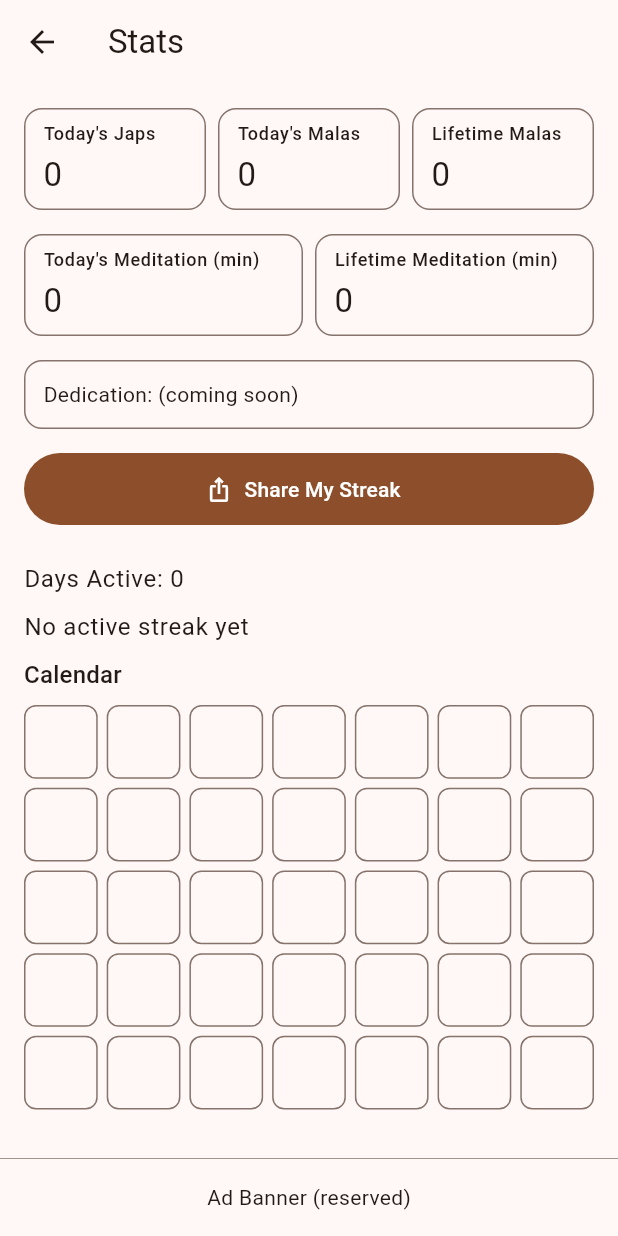
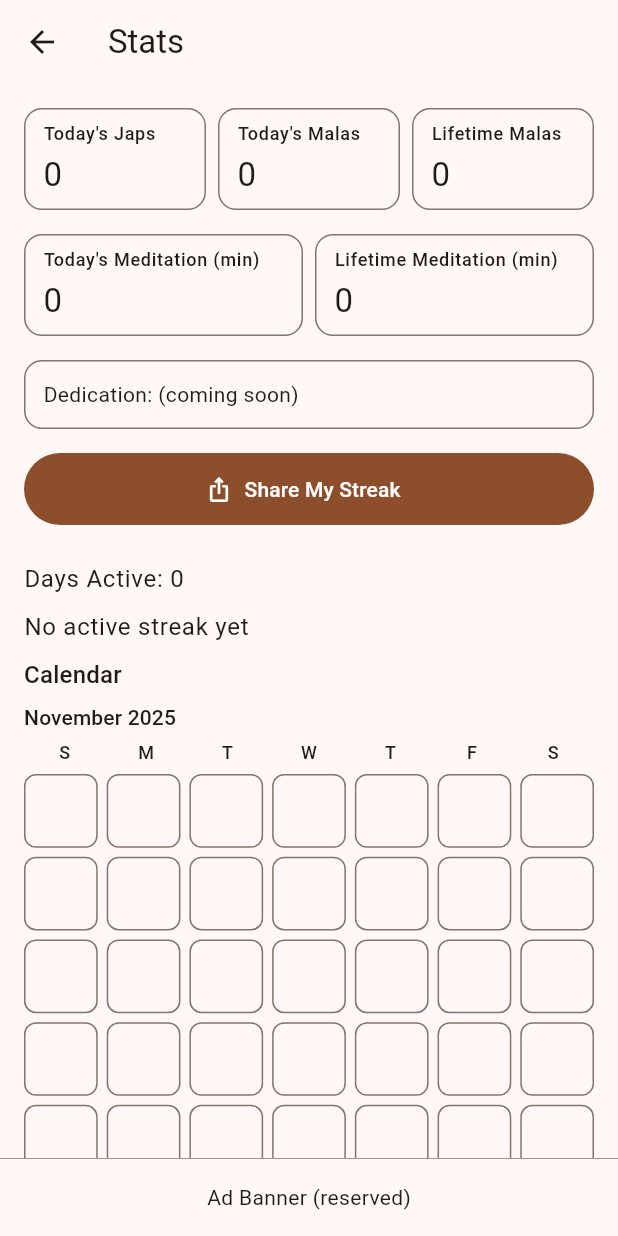
Before and after one commit to TusharSharmaaa/jap-counter, a Flutter app: the _StatsPage screen opened directly, on a phone screen of 412 x 824 dp. Run offline on Flutter 3.47's test engine with Material 3 defaults, Android fonts, the phone set to English and light mode, and no system bars; our stand-ins replace audioplayers, firebase_core, flutter_local_notifications, google_mobile_ads, package_info_plus, share_plus and 3 more; accounts and stored records are empty; network calls fail.

Commit message:
Stats: add month header and weekday labels above activity calendar

```diff
--- a/lib/app.dart
+++ b/lib/app.dart
@@ -592,11 +592,14 @@ class _StatsPageState extends State<_StatsPage> {
               ),
 
               // Calendar stub block (we'll wire real data/colors later)
-              // Calendar (last 35 days; colored when active)
+// Calendar (last 35 days; colored when active)
               Text("Calendar", style: Theme.of(context).textTheme.titleMedium),
-              const SizedBox(height: 8),
+              const SizedBox(height: 6),
+              const _CalendarHeader(),
+              const SizedBox(height: 6),
+              const _WeekdayRow(),
+              const SizedBox(height: 6),
               const _ActivityCalendar(days: 35),
-
             ],
       ),
         ),
@@ -727,7 +730,37 @@ class _ActivityCalendarState extends State<_ActivityCalendar> {
     );
   }
 }
+class _CalendarHeader extends StatelessWidget {
+  const _CalendarHeader();
 
+  static const _months = [
+    'January','February','March','April','May','June',
+    'July','August','September','October','November','December'
+  ];
+
+  @override
+  Widget build(BuildContext context) {
+    final now = DateTime.now();
+    final label = '${_months[now.month - 1]} ${now.year}';
+    return Text(label, style: Theme.of(context).textTheme.titleSmall);
+  }
+}
+
+class _WeekdayRow extends StatelessWidget {
+  const _WeekdayRow();
+
+  @override
+  Widget build(BuildContext context) {
+    const days = ['S','M','T','W','T','F','S'];
+    final style = Theme.of(context).textTheme.labelMedium;
+    return Row(
+      mainAxisAlignment: MainAxisAlignment.spaceBetween,
+      children: days.map((d) => Expanded(
+        child: Center(child: Text(d, style: style)),
+      )).toList(),
+    );
+  }
+}
 class _ContentPage extends StatelessWidget {
   const _ContentPage();
 
```
